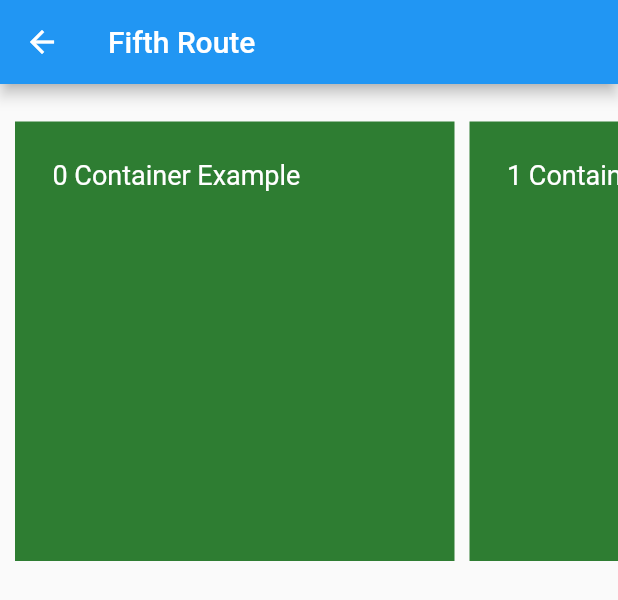
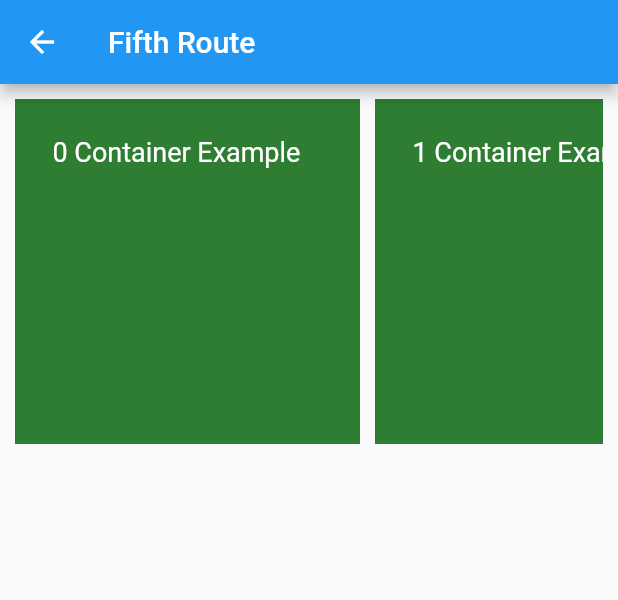
Before and after one commit to Kodake/flutter_basic_app, a Flutter app: the DrawerElements widget shown alone on an empty page, opened directly, after a tap on "Notifications", on a phone screen of 412 x 824 dp. Shown: the top 600 px of the screen. Run offline on Flutter 3.47's test engine with Material 2 defaults, Android fonts, the phone set to English and light mode, and no system bars.

Commit message:
Adding height for drawer and some gridView builder

```diff
--- a/lib/drawer-elements.dart
+++ b/lib/elements/drawer-elements.dart
@@ -31,6 +31,8 @@ class _DrawerElementsState extends State<DrawerElements> {
     myList.add(ItemDrawer("Notifications", Icon(Icons.notifications),
         Axis.horizontal, '/fifthRoute'));
     myList.add(ItemDrawer(
+        "Gifts", Icon(Icons.card_giftcard), Axis.vertical, '/fifthRoute'));
+    myList.add(ItemDrawer(
         "Stepper", Icon(Icons.list), Axis.horizontal, '/sixthRoute'));
 
     return Drawer(
@@ -38,11 +40,14 @@ class _DrawerElementsState extends State<DrawerElements> {
       // Important: Remove any padding from the ListView.
       padding: EdgeInsets.zero,
       children: [
-        const DrawerHeader(
-          decoration: BoxDecoration(
-            color: Colors.blue,
+        Container(
+          height: 75.0,
+          child: const DrawerHeader(
+            decoration: BoxDecoration(
+              color: Colors.blue,
+            ),
+            child: Text('Drawer Header'),
           ),
-          child: Text('Drawer Header'),
         ),
         for (var item in myList)
           ListTile(
--- a/lib/fifth-route.dart
+++ b/lib/fifth-route.dart
@@ -12,11 +12,15 @@ class _FifthRouteState extends State<FifthRoute> {
     return Scaffold(appBar: _appBarSection(), body: _bodySection());
   }
 
-  GridView _bodySection() {
-    return GridView.builder(
+  Container _bodySection() {
+    final arg = ModalRoute.of(context)!.settings.arguments as Axis;
+    return Container(
+      padding: EdgeInsets.all(10.0),
+      height: 250.0,
+      child: GridView.builder(
         primary: false,
-      padding: EdgeInsets.only(top: 25, bottom: 450, left: 10, right: 10),
-      scrollDirection: Axis.horizontal,
+        // padding: EdgeInsets.all(10.0),
+        scrollDirection: arg,
         gridDelegate: const SliverGridDelegateWithFixedCrossAxisCount(
           childAspectRatio: 1,
           crossAxisSpacing: 10,
@@ -54,6 +58,7 @@ class _FifthRouteState extends State<FifthRoute> {
             },
           );
         },
+      ),
     );
   }
 
--- a/lib/second-route.dart
+++ b/lib/second-route.dart
@@ -1,6 +1,6 @@
 import 'package:flutter/cupertino.dart';
 import 'package:flutter/material.dart';
-import 'package:flutter_basic/card-elements.dart';
+import 'package:flutter_basic/elements/card-elements.dart';
 
 class SecondRoute extends StatefulWidget {
   static const routeName = '/extractArgsFromSecondRoute';
```
Also changed, not shown: lib/main.dart (+4 -4 lines), lib/elements/bottomnavigationbar-elements.dart (renamed from lib/bottomnavigationbar-elements.dart), lib/elements/card-elements.dart (renamed from lib/card-elements.dart), lib/elements/floatingactionbutton-elements.dart (renamed from lib/floatingactionbutton-elements.dart), 1 other file. Lines whose indentation alone changed are shown as unchanged.
